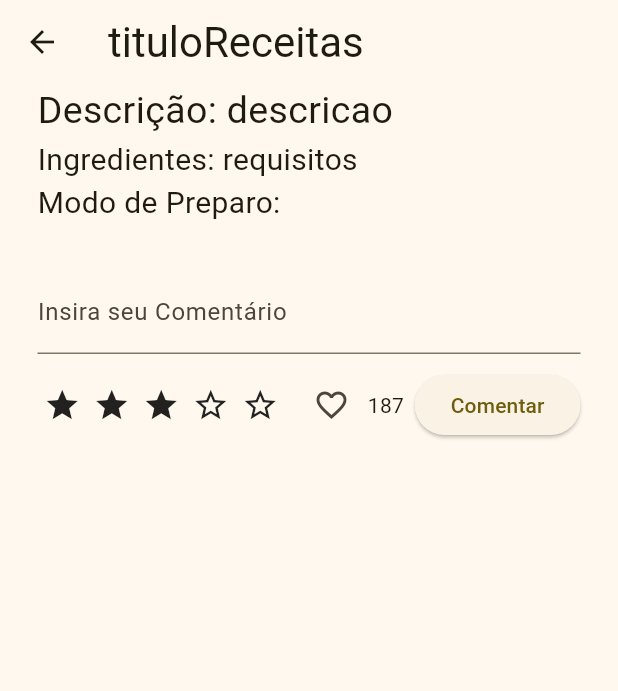
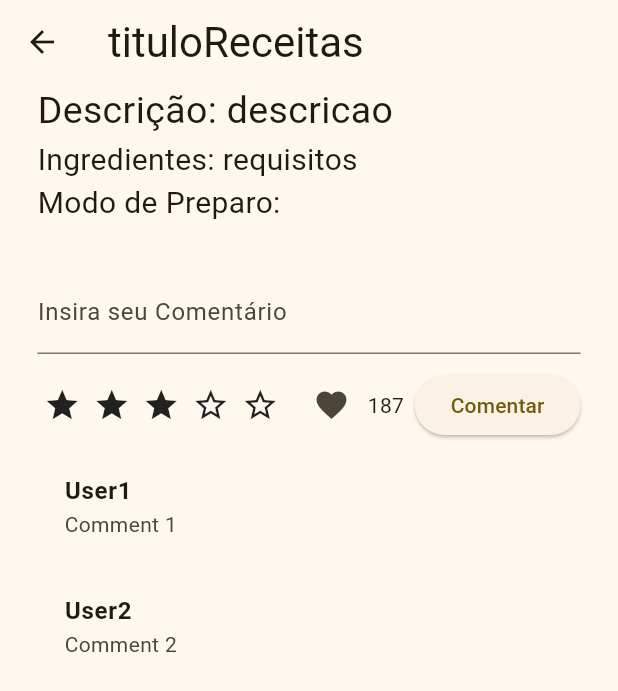
Before and after one commit to Abacaxi-Remaster/gerenciamento_receitas_front, a Flutter app: the DetalheReceita screen opened directly, after a tap on the "favorite outline" icon, on a phone screen of 412 x 824 dp. Shown: the top 691 px of the screen. Run offline on Flutter 3.47's test engine with Material 3 defaults, Android fonts, the phone set to English and light mode, and no system bars; drawn by our look-alikes of flutter_rating_bar; missing offline and left inert: comment_box; network calls fail.

Commit message:
preview comentários, começo junção back

```diff
--- a/lib/Paginas/DetalheReceitas.dart
+++ b/lib/Paginas/DetalheReceitas.dart
@@ -1,8 +1,13 @@
+// ignore_for_file: non_constant_identifier_names
+
 import 'package:flutter/material.dart';
 import 'package:provider/provider.dart';
 import '../main.dart';
 import "../all.dart";
 import 'package:flutter_rating_bar/flutter_rating_bar.dart';
+import 'package:comment_box/comment/comment.dart';
+import 'package:comment_box/comment/test.dart';
+import 'package:comment_box/main.dart';
 
 class DetalheReceita extends StatefulWidget {
   @override
@@ -12,21 +17,43 @@ class DetalheReceita extends StatefulWidget {
 class _DetalheReceitaState extends State<DetalheReceita> {
   GlobalKey<FormState> _formKey = GlobalKey<FormState>();
   final userController = TextEditingController();
+
+  late Future<List<Map<String, String>>> dataFuture;
+  late int likes;
+  late Future<bool> likeOrNot;
+  late Icon LikeIcon; // = Icon(Icons.favorite_outline)
+  late double initRating;
+
+  @override
+  void initState() {
+    super.initState();
+    var appState = context.read<MyAppState>();
+    //get user info:
+    likes = 187;
+    likeOrNot = likedOrNot(appState.logged.id, appState.receitaAtual.id);
+    LikeIcon = Icon(Icons.favorite_outline);
+    initRating = 3;
+
+    //get existing comments:
+    dataFuture = fetchComments();
+  }
+
   @override
   Widget build(BuildContext context) {
     var appState = context.watch<MyAppState>();
     Receita receita = appState.receitaAtual;
-
-    int likes = 187;
-    var likeOrNot = false;
-    var LikeIcon = Icon(Icons.favorite_outline);
-    double initRating = 3;
 //---------------------------------------------------------------------------------------------Pegar do Back! ^^^-----------------------------------------------------------
     likeAndDislike() {
       if (appState.liked) {
-        LikeIcon = Icon(Icons.favorite_outline);
+        setState(() {
+          appState.liked = false;
+          LikeIcon = Icon(Icons.favorite_outline);
+        });
       } else {
-        LikeIcon = Icon(Icons.favorite);
+        setState(() {
+          appState.liked = true;
+          LikeIcon = Icon(Icons.favorite);
+        });
       }
       toggleLike(appState.logged.id, appState.receitaAtual.id);
     }
@@ -122,7 +149,36 @@ class _DetalheReceitaState extends State<DetalheReceita> {
                     ],
                   ),
                 ),
-                //------------------------------------------------------------------------Criar Lista de Comentários----------------------------------------------------------------
+                FutureBuilder<List<Map<String, String>>>(
+                  future: dataFuture,
+                  builder: (context, snapshot) {
+                    if (snapshot.connectionState == ConnectionState.waiting) {
+                      // Display a loading indicator while waiting for data
+                      return CircularProgressIndicator();
+                    } else if (snapshot.hasError) {
+                      // Display an error message if an error occurs
+                      return Text('Error: ${snapshot.error}');
+                    } else {
+                      // Display your list of comments once the data is available
+                      return Column(
+                        children: [
+                          for (var i = 0; i < snapshot.data!.length; i++)
+                            Padding(
+                              padding:
+                                  const EdgeInsets.fromLTRB(2.0, 8.0, 2.0, 0.0),
+                              child: ListTile(
+                                title: Text(
+                                  snapshot.data![i]['name']!,
+                                  style: TextStyle(fontWeight: FontWeight.bold),
+                                ),
+                                subtitle: Text(snapshot.data![i]['message']!),
+                              ),
+                            ),
+                        ],
+                      );
+                    }
+                  },
+                ),
               ],
             ),
           ),
--- a/lib/index.dart
+++ b/lib/index.dart
@@ -284,7 +284,7 @@ class Curtida {
 Future<List<Curtida>> getLiked(id) async {
   List<Curtida> curtidas = [];
 
-  String url = 'http://localhost:8000/curtidas/$id';
+  String url = 'http://localhost:8000/curtida/read/all/$id';
 
   http.Response response = await http.get(
     Uri.parse(url),
@@ -295,14 +295,40 @@ Future<List<Curtida>> getLiked(id) async {
 
   if (response.statusCode == 200) {
     List<dynamic> decodedData = jsonDecode(response.body);
+    print(response.statusCode);
     curtidas =
-//rever -------------------------------------------------------------------------------------
         List<Curtida>.from(decodedData.map((data) => Curtida.fromJson(data)));
   } else {
     print(response.statusCode);
   }
 
   return curtidas;
+}
+
+Future<bool> likedOrNot(idUser, idReceita) async {
+  print("entrou  em likedOrNot");
+  return false;
+}
+
+void toggleLike(idUsuario, idReceita) async {
+  print('entrou em curtida');
+  Map<String, dynamic> receita = {
+    "id_receitas": idReceita,
+    "id_usuario": idUsuario
+  };
+  String json = jsonEncode(receita);
+
+  http.Response response = await http.post(
+    Uri.parse("http://localhost:8000/curtida/cadastro"),
+    headers: {'Content-Type': 'application/json'},
+    body: json,
+  );
+  if (response.statusCode == 200) {
+    print('curtida registrada com sucesso');
+  } else {
+    print(response.statusCode);
+    print(response.body);
+  }
 }
 
 class Comentario {
@@ -335,7 +361,7 @@ void avaliar(rating, userId, recipeId) async {
   //alterar a avaliação do usuário
   Map<String, dynamic> like = {
     'user_id': userId,
-    'idReceita': recipeId,
+    'idReceitas': recipeId,
     'avaliacao': rating
   };
   String json = jsonEncode(like);
@@ -348,25 +374,6 @@ void avaliar(rating, userId, recipeId) async {
   );
   if (response.statusCode == 200) {
     print('Erro ao alterar a avaliação');
-  } else {
-    print(response.statusCode);
-    print(response.body);
-  }
-}
-
-void toggleLike(userId, recipeId) async {
-  //inverter like do usuário para aquela receita
-  Map<String, dynamic> like = {'user_id': userId, 'idReceita': recipeId};
-  String json = jsonEncode(like);
-  String url = "";
-
-  http.Response response = await http.post(
-    Uri.parse(url),
-    headers: {'Content-Type': 'application/json'},
-    body: json,
-  );
-  if (response.statusCode == 200) {
-    print('Erro ao alterar o like');
   } else {
     print(response.statusCode);
     print(response.body);
@@ -414,7 +421,7 @@ class Pesquisa {
 }
 
 Future<List<Receita>> pesquisaComFiltro(texto, filtro) async {
-  print('entrou');
+  print('entrou em pesquisaComFiltro');
   String pesquisaString;
   if (texto != null) {
     pesquisaString = texto;
@@ -456,3 +463,16 @@ Future<double> AvaliacaoRead(idReceita) async {
 
   return avaliacao;
 }
+
+Future<List<Map<String, String>>> fetchComments() async {
+  // Your logic to fetch data goes here
+  // For example, you can use http package to make an HTTP request
+  // and parse the response to get a List<Map<String, String>>
+  // Replace the following line with your actual data fetching logic
+  // Simulating a delay for demonstration purposes
+  return [
+    {'name': 'User1', 'message': 'Comment 1'},
+    {'name': 'User2', 'message': 'Comment 2'},
+    // Add more data as needed
+  ];
+}
--- a/pubspec.yaml
+++ b/pubspec.yaml
@@ -20,6 +20,7 @@ dependencies:
   english_words: ^4.0.0
   provider: ^6.0.0
   flutter_rating_bar: ^4.0.1
+  comment_box: ^0.0.18
 
 dev_dependencies:
   flutter_test:
```
Also changed, not shown: lib/Paginas/Curtidas.dart (+68 -75 lines), lib/todo.txt (+8 -0 lines), pubspec.lock.
